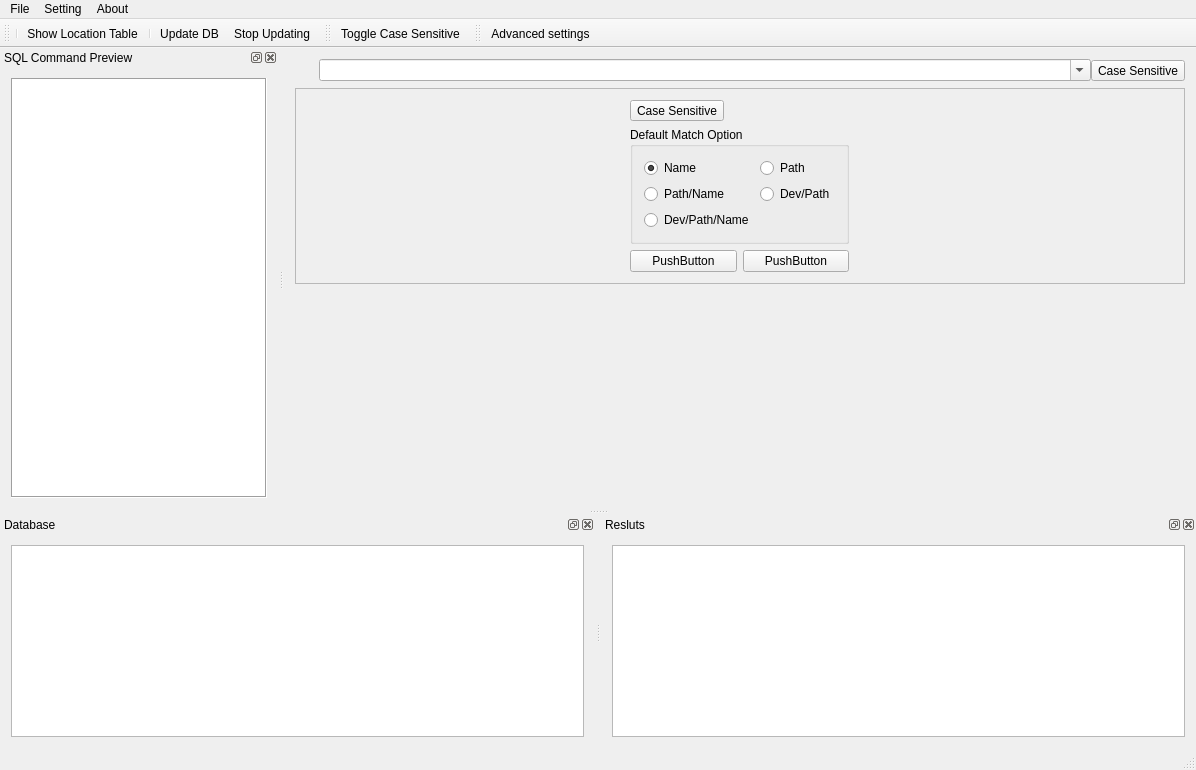
Before: the Qt Designer form src/DawnlightSearch/Ui_mainwindow.ui in chg-hou/DawnlightSearch, drawn with Qt 5.
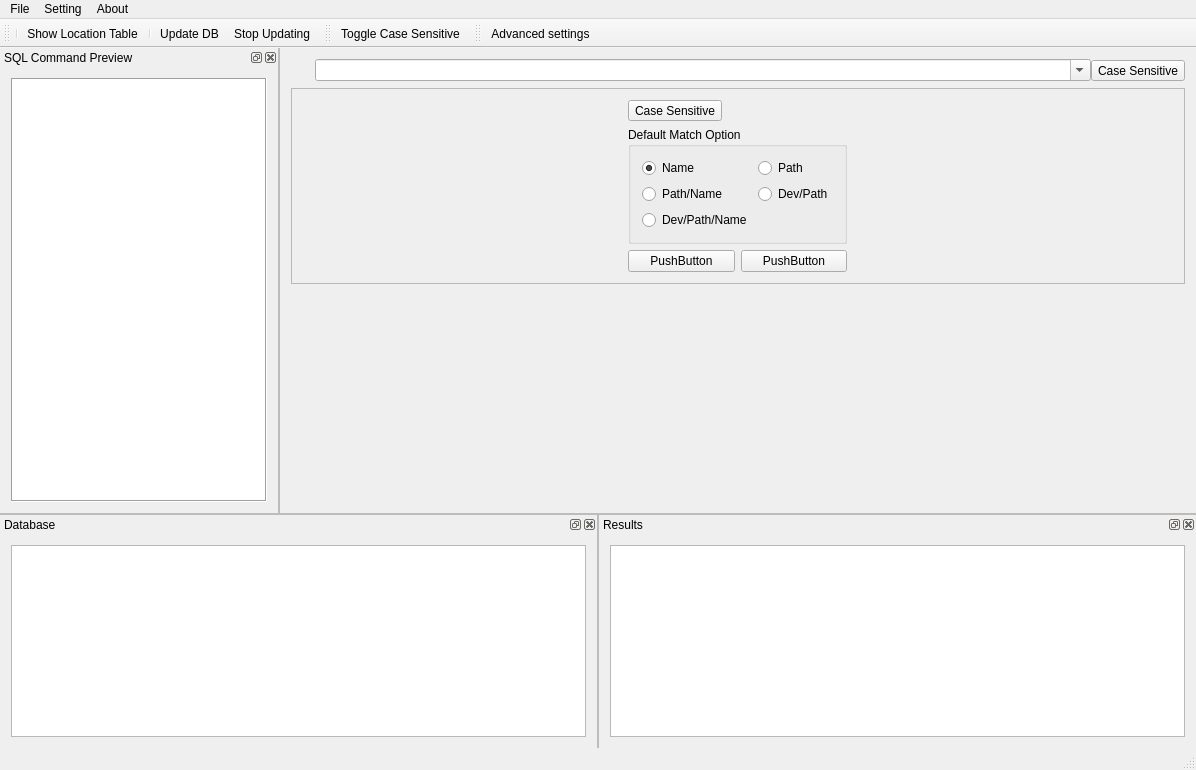
After: the same form once the commit is applied. Icons and pictures are not drawn.

The edit to the form file:
```diff
--- a/src/DawnlightSearch/Ui_mainwindow.ui
+++ b/src/DawnlightSearch/Ui_mainwindow.ui
@@ -17,6 +17,13 @@
    <iconset>
     <normaloff>ui/icon/DawnlightSearch.png</normaloff>ui/icon/DawnlightSearch.png</iconset>
   </property>
+  <property name="styleSheet">
+   <string notr="true">QMainWindow::separator {
+		background:  rgb(188, 188, 188);
+		width: 2px;
+		height: 2px;
+}</string>
+  </property>
   <property name="dockOptions">
    <set>QMainWindow::AllowNestedDocks|QMainWindow::AllowTabbedDocks|QMainWindow::AnimatedDocks</set>
   </property>
@@ -365,7 +372,7 @@
 </string>
    </property>
    <property name="windowTitle">
-    <string>Resluts</string>
+    <string>Results</string>
    </property>
    <attribute name="dockWidgetArea">
     <number>8</number>
```
